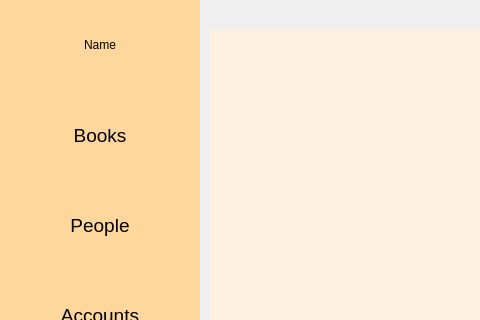
Qt form QtWidgetsApplication1/QtWidgetsApplication1.ui (AlexanderSimakov/KursWork2) before a commit; both pictures show x 0 to 480 and y 0 to 320 of the 1280 by 720 pixel window.
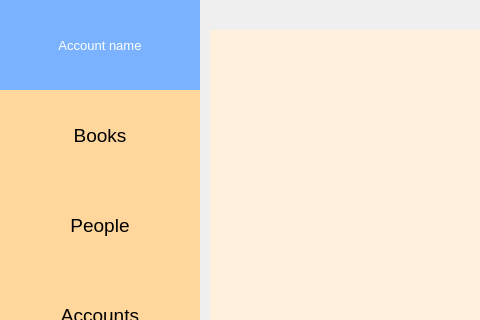
The same form after that commit. The open tabs and pages were chosen to show the change.

Commit message: Add choise my account button at form constructor

```diff
--- a/QtWidgetsApplication1/QtWidgetsApplication1.ui
+++ b/QtWidgetsApplication1/QtWidgetsApplication1.ui
@@ -146,7 +146,7 @@
        <set>Qt::ImhPreferNumbers</set>
       </property>
       <property name="currentIndex">
-       <number>2</number>
+       <number>6</number>
       </property>
       <widget class="QWidget" name="editAccountPage">
        <property name="styleSheet">
@@ -1406,22 +1406,6 @@
        </widget>
       </widget>
       <widget class="QWidget" name="adminMainPage">
-       <widget class="QLabel" name="user_name_label">
-        <property name="geometry">
-         <rect>
-          <x>0</x>
-          <y>0</y>
-          <width>200</width>
-          <height>90</height>
-         </rect>
-        </property>
-        <property name="text">
-         <string>Name</string>
-        </property>
-        <property name="alignment">
-         <set>Qt::AlignCenter</set>
-        </property>
-       </widget>
        <widget class="QWidget" name="verticalLayoutWidget_2">
         <property name="geometry">
          <rect>
@@ -2195,13 +2179,48 @@
          <string/>
         </property>
        </widget>
+       <widget class="QPushButton" name="adminMainPage_my_account_button">
+        <property name="geometry">
+         <rect>
+          <x>0</x>
+          <y>0</y>
+          <width>200</width>
+          <height>90</height>
+         </rect>
+        </property>
+        <property name="sizePolicy">
+         <sizepolicy hsizetype="Preferred" vsizetype="Preferred">
+          <horstretch>0</horstretch>
+          <verstretch>0</verstretch>
+         </sizepolicy>
+        </property>
+        <property name="font">
+         <font>
+          <pointsize>10</pointsize>
+         </font>
+        </property>
+        <property name="styleSheet">
+         <string notr="true">QPushButton#adminMainPage_my_account_button{
+	color: #FFFFFF;
+	background: #7ab2ff;
+	border: 10px;
+}
+
+QPushButton#adminMainPage_my_account_button:hover{
+	background: #9CC5FF;
+}</string>
+        </property>
+        <property name="text">
+         <string>Account name</string>
+        </property>
+       </widget>
        <zorder>adminMainPage_back</zorder>
-       <zorder>user_name_label</zorder>
        <zorder>verticalLayoutWidget_2</zorder>
        <zorder>choise_books_page</zorder>
        <zorder>choise_subscriber_page</zorder>
        <zorder>choise_account_page</zorder>
        <zorder>exit_button</zorder>
+       <zorder>adminMainPage_my_account_button</zorder>
       </widget>
       <widget class="QWidget" name="addBookPage">
        <widget class="QLineEdit" name="id_create_book_line_edit">
```
The commit also changes 1 other file.
